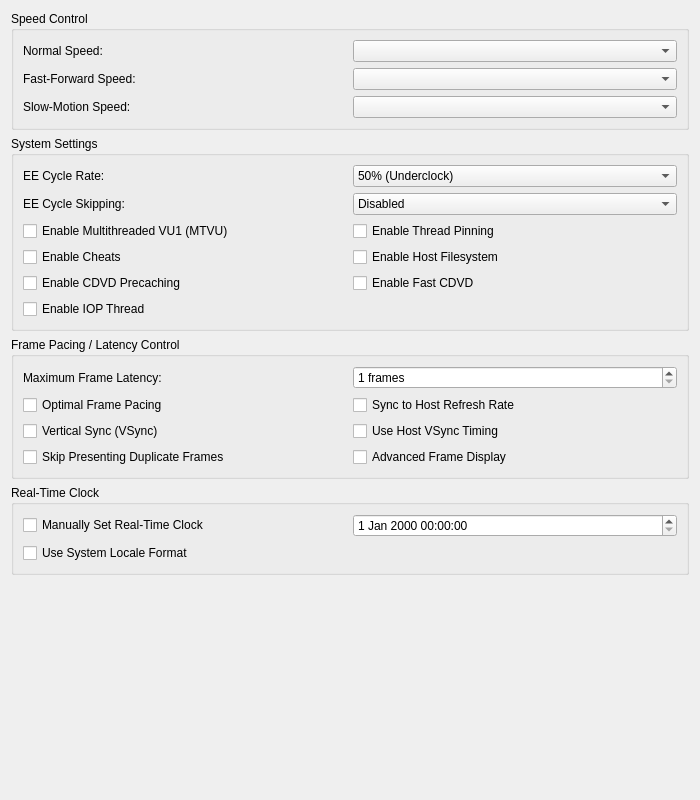
Qt form pcsx2-qt/Settings/EmulationSettingsWidget.ui (txntixnz/ARMSX2-for-iOS-16) before a commit.
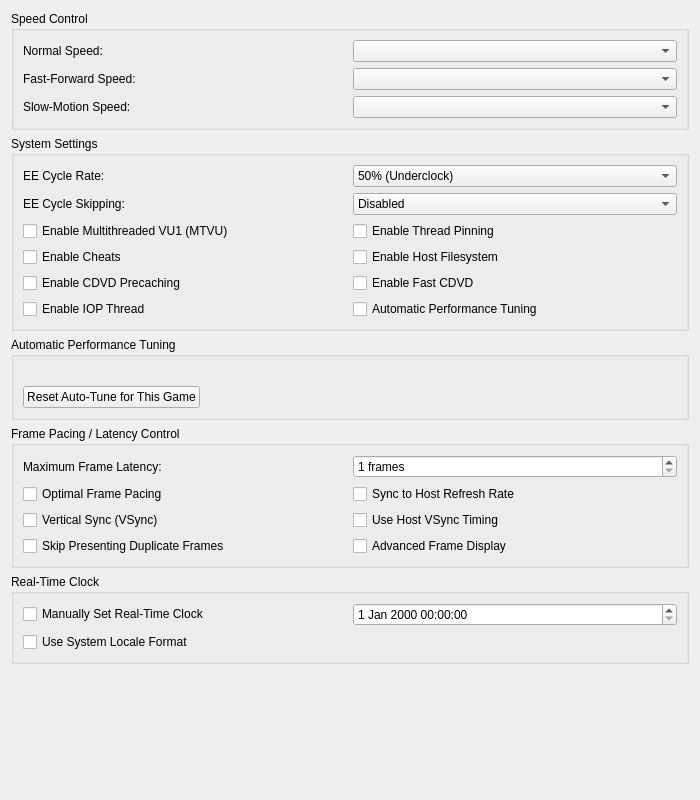
The same form after that commit.

Diff of the .ui file:
```diff
--- a/pcsx2-qt/Settings/EmulationSettingsWidget.ui
+++ b/pcsx2-qt/Settings/EmulationSettingsWidget.ui
@@ -179,6 +179,13 @@
           </property>
          </widget>
         </item>
+        <item row="3" column="1">
+         <widget class="QCheckBox" name="autoTune">
+          <property name="text">
+           <string>Automatic Performance Tuning</string>
+          </property>
+         </widget>
+        </item>
        </layout>
       </item>
       <item row="0" column="0">
@@ -204,6 +211,52 @@
      </layout>
     </widget>
    </item>
+   <item>
+    <widget class="QGroupBox" name="autoTuneGroup">
+     <property name="title">
+      <string>Automatic Performance Tuning</string>
+     </property>
+     <layout class="QVBoxLayout" name="autoTuneLayout">
+      <item>
+       <widget class="QLabel" name="autoTuneSummary">
+        <property name="textFormat">
+         <enum>Qt::PlainText</enum>
+        </property>
+        <property name="wordWrap">
+         <bool>true</bool>
+        </property>
+        <property name="textInteractionFlags">
+         <set>Qt::TextSelectableByMouse</set>
+        </property>
+       </widget>
+      </item>
+      <item>
+       <layout class="QHBoxLayout" name="autoTuneButtonLayout">
+        <item>
+         <widget class="QPushButton" name="resetAutoTune">
+          <property name="text">
+           <string>Reset Auto-Tune for This Game</string>
+          </property>
+         </widget>
+        </item>
+        <item>
+         <spacer name="autoTuneButtonSpacer">
+          <property name="orientation">
+           <enum>Qt::Horizontal</enum>
+          </property>
+          <property name="sizeHint" stdset="0">
+           <size>
+            <width>40</width>
+            <height>20</height>
+           </size>
+          </property>
+         </spacer>
+        </item>
+       </layout>
+      </item>
+     </layout>
+    </widget>
+   </item>
    <item>
     <widget class="QGroupBox" name="pacingGroup">
      <property name="title">
```
Left out of the diff: 2 changed lines with no effect on the pictures.
